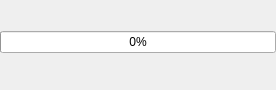
First picture: the form in simonlib/simonsound/devicevolumewidget.ui, repository KDE/simon, before the edit.
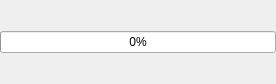
Second picture: the form after the edit.

The edit to the form file:
```diff
--- a/simonlib/simonsound/devicevolumewidget.ui
+++ b/simonlib/simonsound/devicevolumewidget.ui
@@ -36,19 +36,6 @@
    </item>
    <item>
     <layout class="QHBoxLayout" name="horizontalLayout">
-     <item>
-      <spacer name="horizontalSpacer">
-       <property name="orientation">
-        <enum>Qt::Horizontal</enum>
-       </property>
-       <property name="sizeHint" stdset="0">
-        <size>
-         <width>40</width>
-         <height>20</height>
-        </size>
-       </property>
-      </spacer>
-     </item>
      <item>
       <widget class="QLabel" name="lbIcon">
        <property name="sizePolicy">
@@ -73,6 +60,9 @@
        <property name="text">
         <string/>
        </property>
+       <property name="wordWrap">
+        <bool>true</bool>
+       </property>
       </widget>
      </item>
     </layout>
```
